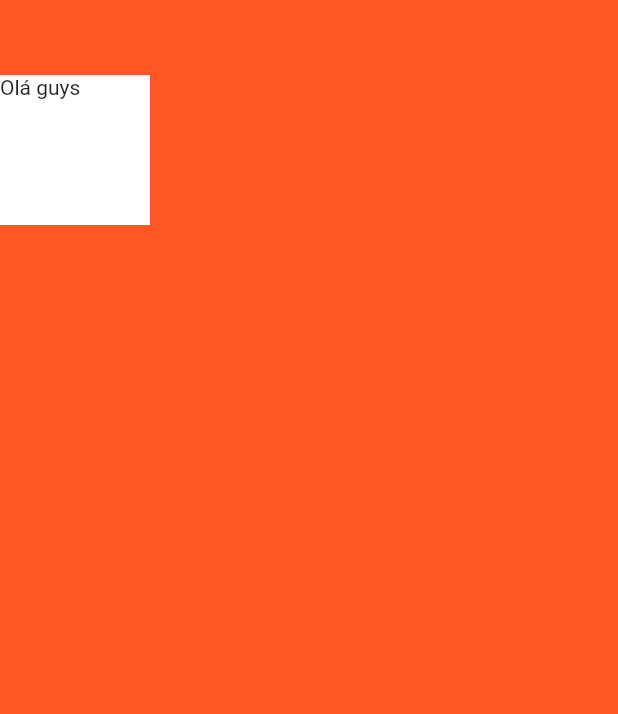
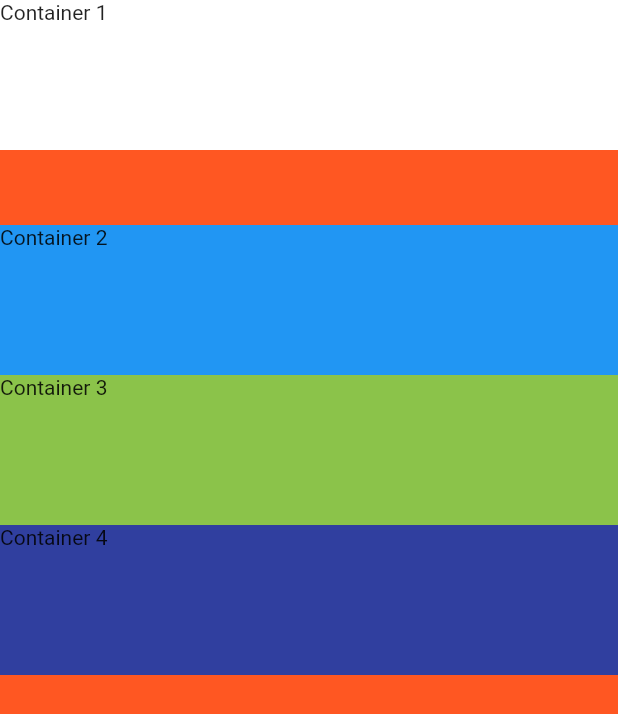
Before and after one commit to davidrockkj/my_card-flutter, a Flutter app: the screen it shows after launch, on a phone screen of 412 x 824 dp. Shown: the top 714 px of the screen. Run offline on Flutter 3.47's test engine with Material 2 defaults, Android fonts, the phone set to English and light mode, and no system bars.

Commit message:
Column and Row

```diff
--- a/lib/main.dart
+++ b/lib/main.dart
@@ -15,12 +15,45 @@ class MeuApp extends StatelessWidget {
       home: Scaffold(
         backgroundColor: Colors.deepOrange,
         body: SafeArea(
-          child: Container(
-            margin: const EdgeInsets.only(top: 50.0),
-            height: 100.0,
-            width: 100.0,
-            color: Colors.white,
-            child: const Text('Olá guys'),
+          child: Column(
+            // verticalDirection: VerticalDirection.up,
+            // crossAxisAlignment: CrossAxisAlignment.end,
+            // mainAxisAlignment: MainAxisAlignment.end,
+            // mainAxisAlignment: MainAxisAlignment.spaceEvenly,
+            // mainAxisAlignment: MainAxisAlignment.spaceBetween,
+            // crossAxisAlignment: CrossAxisAlignment.end,
+            crossAxisAlignment: CrossAxisAlignment.stretch,
+            // mainAxisSize: MainAxisSize.min,
+            children: [
+              Container(
+                height: 100.0,
+                width: 100.0,
+                color: Colors.white,
+                child: const Text('Container 1'),
+              ),
+              const SizedBox(
+                width: 50.0,
+                height: 50.0,
+              ),
+              Container(
+                width: 100.0,
+                height: 100.0,
+                color: Colors.blue,
+                child: const Text('Container 2'),
+              ),
+              Container(
+                width: 100.0,
+                height: 100.0,
+                color: Colors.lightGreen,
+                child: const Text('Container 3'),
+              ),
+              Container(
+                width: double.infinity,
+                height: 100.0,
+                color: Colors.indigo[700],
+                child: const Text('Container 4'),
+              ),
+            ],
           ),
         ),
       ),
```
